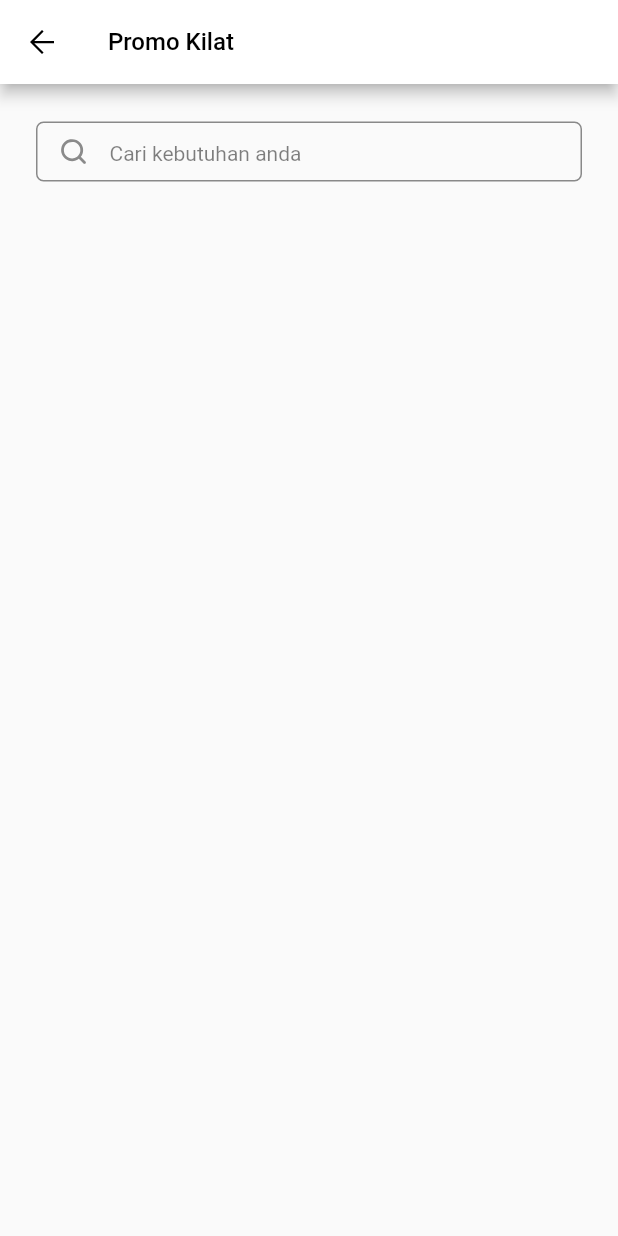
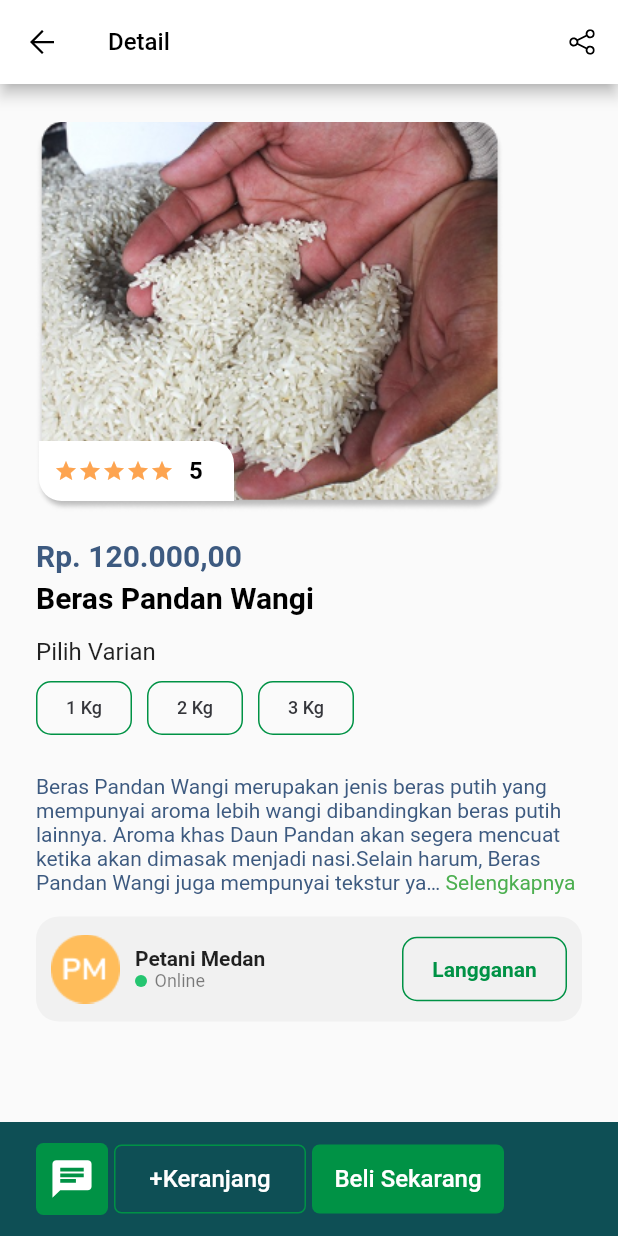
Before and after one commit to Akbarrzql/KangSayur, a Flutter app: the screen it shows after launch, on a phone screen of 412 x 824 dp. Run offline on Flutter 3.47's test engine with Material 2 defaults, Android fonts, the light colour scheme and no system bars; drawn by our look-alikes of flutter_rating_bar, readmore; our stand-ins replace animated_splash_screen, carousel_slider, flutter_svg, google_fonts.

Commit message:
[NR] 60% detail page

```diff
--- /dev/null
+++ b/lib/UI/detail/detail.dart
@@ -0,0 +1,124 @@
+import 'package:flutter/material.dart';
+import 'package:flutter_svg/svg.dart';
+import 'package:kangsayur/UI/detail/detail_content.dart';
+import 'package:kangsayur/UI/detail/detail_storebox.dart';
+import 'package:kangsayur/UI/detail/detail_tokoini.dart';
+
+class Detail extends StatefulWidget {
+  const Detail({Key? key}) : super(key: key);
+
+  @override
+  State<Detail> createState() => _DetailState();
+}
+
+class _DetailState extends State<Detail> {
+  @override
+  Widget build(BuildContext context) {
+    return Scaffold(
+      appBar: AppBar(
+        backgroundColor: Colors.white,
+        title: Text(
+          "Detail",
+          style: TextStyle(color: Colors.black, fontSize: 16),
+        ),
+        leading: IconButton(
+          icon: SvgPicture.asset("assets/icon/arrow_left.svg"),
+          color: Colors.black,
+          onPressed: () {
+            Navigator.pop(context);
+          },
+        ),
+        actions: [
+          IconButton(
+            icon: SvgPicture.asset("assets/icon/share.svg"),
+            color: Colors.black,
+            onPressed: () {
+              Navigator.pop(context);
+            },
+          ),
+        ],
+      ),
+      body: Stack(
+        children: [
+          Column(
+            children: [
+              SizedBox(
+                height: 25,
+              ),
+              Detail_content(),
+              SizedBox(
+                height: 15,
+              ),
+              Detail_storebox(),
+              SizedBox(
+                height: 15,
+              ),
+              // Detail_tokoini(),
+            ],
+          ),
+          Positioned(
+            bottom: 0,
+            child: Container(
+              height: 76,
+              width: MediaQuery.of(context).size.width,
+              decoration: BoxDecoration(color: Color(0xff0E4F55)),
+              child: Padding(
+                padding:
+                    const EdgeInsets.symmetric(horizontal: 24, vertical: 12),
+                child: Row(
+                  children: [
+                    Container(
+                      height: 48,
+                      width: 48,
+                      decoration: BoxDecoration(
+                          color: Color(0xff009245),
+                          borderRadius: BorderRadius.circular(5)),
+                      child: Center(
+                          child: SvgPicture.asset("assets/icon/chat.svg")),
+                    ),                    SizedBox(
+                      width: 4,),
+
+                    Container(
+                      height: 46,
+                      width: 128,
+                      decoration: BoxDecoration(
+                          border: Border.all(color: Color(0xff009245)),
+                          borderRadius: BorderRadius.circular(5)),
+                      child: Center(
+                        child: Text(
+                          "+Keranjang",
+                          style: TextStyle(
+                              color: Colors.white,
+                              fontSize: 16,
+                              fontWeight: FontWeight.w500),
+                        ),
+                      ),
+                    ),
+                    SizedBox(
+                      width: 4,),
+                    Container(
+                      height: 46,
+                      width: 128,
+                      decoration: BoxDecoration(
+                          color: Color(0xff009245),
+                          borderRadius: BorderRadius.circular(5)),
+                      child: Center(
+                        child: Text(
+                          "Beli Sekarang",
+                          style: TextStyle(
+                              color: Colors.white,
+                              fontSize: 16,
+                              fontWeight: FontWeight.w500),
+                        ),
+                      ),
+                    ),
+                  ],
+                ),
+              ),
+            ),
+          )
+        ],
+      ),
+    );
+  }
+}
--- /dev/null
+++ b/lib/UI/detail/detail_content.dart
@@ -0,0 +1,177 @@
+import 'package:flutter/material.dart';
+import 'package:flutter_rating_bar/flutter_rating_bar.dart';
+import 'package:kangsayur/common/color_value.dart';
+import 'package:readmore/readmore.dart';
+
+enum ProductVariant { variant1, variant2, variant3 }
+
+class Detail_content extends StatefulWidget {
+  const Detail_content({Key? key}) : super(key: key);
+
+  @override
+  State<Detail_content> createState() => _Detail_contentState();
+}
+
+class _Detail_contentState extends State<Detail_content> {
+  ProductVariant? _productVariiant;
+
+  Widget customRadio(String text, ProductVariant value) {
+    return OutlinedButton(
+        onPressed: () {
+          setState(() {
+            _productVariiant = value;
+          });
+        },
+        child: Text(text,
+            style: TextStyle(
+                fontSize: 12,
+                color: _productVariiant == value
+                    ? Colors.white
+                    : ColorValue.neutralColor)),
+        style: OutlinedButton.styleFrom(
+            backgroundColor:
+                _productVariiant == value ? ColorValue.primaryColor : null,
+            primary: _productVariiant == value
+                ? ColorValue.primaryColor
+                : ColorValue.primaryColor,
+            side: BorderSide(
+                color: _productVariiant == value
+                    ? ColorValue.primaryColor
+                    : ColorValue.primaryColor,
+                width: 1),
+            shape: RoundedRectangleBorder(
+                borderRadius: BorderRadius.circular(10))));
+  }
+
+  @override
+  Widget build(BuildContext context) {
+    return Column(
+      children: [
+        Padding(
+          padding: const EdgeInsets.symmetric(horizontal: 24),
+          child: Column(
+            crossAxisAlignment: CrossAxisAlignment.start,
+            children: [
+              Container(
+                height: 260,
+                decoration: BoxDecoration(
+                  borderRadius: BorderRadius.circular(15),
+                ),
+                child: Stack(
+                  children: [
+                    Image.asset(
+                      "assets/images/detail.png",
+                      fit: BoxFit.fill,
+                    ),
+                    Positioned(
+                      left: 2,
+                      bottom: 7,
+                      child: Container(
+                        width: 130,
+                        height: 40,
+                        decoration: BoxDecoration(
+                            color: Colors.white,
+                            borderRadius: BorderRadius.only(
+                                topRight: Radius.circular(15),
+                                bottomLeft: Radius.circular(15))),
+                        child: Row(
+                          children: [
+                            SizedBox(
+                              width: 10,),
+                            RatingBar.builder(
+                              itemBuilder: (context, index) {
+                                return Icon(
+                                  Icons.star,
+                                  color: Color(0xffFDA450),
+                                );
+                              },
+                              onRatingUpdate: (value) {},
+                              initialRating: 5,
+                              allowHalfRating: true,
+                              itemCount: 5,
+                              itemSize: 16,
+                              minRating: 1,
+                              glow: false,
+                              unratedColor: ColorValue.neutralColor,
+                            ),
+                            SizedBox(
+                              width: 10,
+                            ),
+                            Center(
+                                child: Text(
+                              "5",
+                              style: TextStyle(
+                                  color: Colors.black,
+                                  fontSize: 16,
+                                  fontWeight: FontWeight.w600),
+                            )),
+                          ],
+                        ),
+                      ),
+                    ),
+                  ],
+                ),
+              ),
+              SizedBox(
+                height: 18,
+              ),
+              Text(
+                "Rp. 120.000,00",
+                style: TextStyle(
+                    color: Color(0xff3D5A80),
+                    fontSize: 20,
+                    fontWeight: FontWeight.bold),
+              ),
+              SizedBox(
+                height: 5,
+              ),
+              Text(
+                "Beras Pandan Wangi",
+                style: TextStyle(
+                    color: Colors.black,
+                    fontSize: 20,
+                    fontWeight: FontWeight.bold),
+              ),
+              SizedBox(
+                height: 15,
+              ),
+              Text("Pilih Varian",
+                  style:
+                      TextStyle(fontSize: 16, fontWeight: FontWeight.normal)),
+              SizedBox(
+                height: 4,
+              ),
+              Row(
+                children: [
+                  customRadio("1 Kg", ProductVariant.variant1),
+                  SizedBox(
+                    width: 10,
+                  ),
+                  customRadio("2 Kg", ProductVariant.variant2),
+                  SizedBox(
+                    width: 10,
+                  ),
+                  customRadio("3 Kg", ProductVariant.variant3),
+                ],
+              ),
+              SizedBox(
+                height: 20,
+              ),
+              ReadMoreText(
+                "Beras Pandan Wangi merupakan jenis beras putih yang mempunyai aroma lebih wangi dibandingkan beras putih lainnya. Aroma khas Daun Pandan akan segera mencuat ketika akan dimasak menjadi nasi.Selain harum, Beras Pandan Wangi juga mempunyai tekstur yang pulen dan terasa manis. Sehingga jenis ini sangat populer dan menjadi pilihan untuk dikonsumsi ",
+                trimMode: TrimMode.Line,
+                trimLines: 5,
+                trimCollapsedText: 'Selengkapnya',
+                trimExpandedText: 'Tutup',
+                style: TextStyle(
+                    color: Color(0xff3D5A80),
+                    fontSize: 14,
+                    fontWeight: FontWeight.normal),
+              ),
+            ],
+          ),
+        ),
+      ],
+    );
+  }
+}
--- /dev/null
+++ b/lib/UI/detail/detail_storebox.dart
@@ -0,0 +1,73 @@
+import 'package:flutter/material.dart';
+
+class Detail_storebox extends StatefulWidget {
+  const Detail_storebox({Key? key}) : super(key: key);
+
+  @override
+  State<Detail_storebox> createState() => _Detail_storeboxState();
+}
+
+class _Detail_storeboxState extends State<Detail_storebox> {
+  @override
+  Widget build(BuildContext context) {
+    return Padding(
+      padding: const EdgeInsets.symmetric(horizontal: 24),
+      child: Container(
+        padding: EdgeInsets.symmetric(horizontal: 10, vertical: 12),
+        height: 70,
+        decoration: BoxDecoration(
+          color: Color(0xfff1f1f1),
+          borderRadius: BorderRadius.circular(15),
+        ),
+        child: Row(
+          children: [
+            Image.asset(
+              "assets/images/store.png",
+              height: 46,
+              width: 46,
+            ),
+            SizedBox(
+              width: 10,
+            ),
+            Column(
+              crossAxisAlignment: CrossAxisAlignment.start,
+              mainAxisAlignment: MainAxisAlignment.center,
+              children: [
+                Text(
+                  "Petani Medan",
+                  style: TextStyle(fontSize: 14, fontWeight: FontWeight.w600),
+                ),
+                Row(
+                  children: [
+                    Container(
+                      width: 8,
+                      height: 8,
+                      decoration: BoxDecoration(
+                          color: Color(0xff25C570),
+                          borderRadius: BorderRadius.circular(50))
+                    ),
+                    SizedBox(width: 5,),
+                    Text(
+                      "Online",
+                      style: TextStyle(
+                          fontSize: 12,
+                          fontWeight: FontWeight.w400,
+                          color: Colors.black.withOpacity(0.5)),
+                    ),
+                  ],
+                )
+              ],
+            ),
+            Spacer(),
+            Container(width: 110, height: 43, decoration: BoxDecoration(
+              borderRadius: BorderRadius.circular(10),
+              border: Border.all(color: Color(0xff009245))
+            ),
+              child: Center(child: Text("Langganan", textAlign: TextAlign.center, style: TextStyle(fontSize: 14, fontWeight: FontWeight.w600, color: Color(0xff009245)),)),
+            ),
+          ],
+        ),
+      ),
+    );
+  }
+}
--- /dev/null
+++ b/lib/UI/detail/detail_tokoini.dart
@@ -0,0 +1,26 @@
+import 'package:flutter/material.dart';
+import 'package:kangsayur/UI/bottom_nav/items/home/promo_list.dart';
+
+class Detail_tokoini extends StatefulWidget {
+  const Detail_tokoini({Key? key}) : super(key: key);
+
+  @override
+  State<Detail_tokoini> createState() => _Detail_tokoiniState();
+}
+
+class _Detail_tokoiniState extends State<Detail_tokoini> {
+  @override
+  Widget build(BuildContext context) {
+    return Column(
+      children: [
+        Text("Di toko ini"),
+        SizedBox(
+          height: 5,
+        ),
+        SizedBox(
+            width: double.infinity,
+            child: Promo_List())
+      ],
+    );
+  }
+}
--- a/lib/main.dart
+++ b/lib/main.dart
@@ -1,5 +1,6 @@
 import 'package:flutter/material.dart';
 import 'package:kangsayur/UI/bottom_nav/items/home/promo_kilat/promo_kilat.dart';
+import 'package:kangsayur/UI/detail/detail.dart';
 import 'package:kangsayur/register/register.dart';
 import 'package:kangsayur/register/set_password.dart';
 import 'package:kangsayur/splash_screen/splash_screen.dart';
@@ -32,7 +33,7 @@ class MyApp extends StatelessWidget {
         // is not restarted.
         primarySwatch: Colors.green,
       ),
-      home:  Promo_kilat(),
+      home:  Detail(),
     );
   }
 }
--- a/pubspec.yaml
+++ b/pubspec.yaml
@@ -40,6 +40,8 @@ dependencies:
   flutter_svg: ^1.1.6
   animated_splash_screen: ^1.3.0
   carousel_slider:
+  readmore:
+  flutter_rating_bar:
 
 dev_dependencies:
   flutter_test:
```
Also changed, not shown: assets/icon/chat.svg (added), assets/icon/share.svg (added), assets/images/detail.png (added), assets/images/store.png (added), pubspec.lock.
